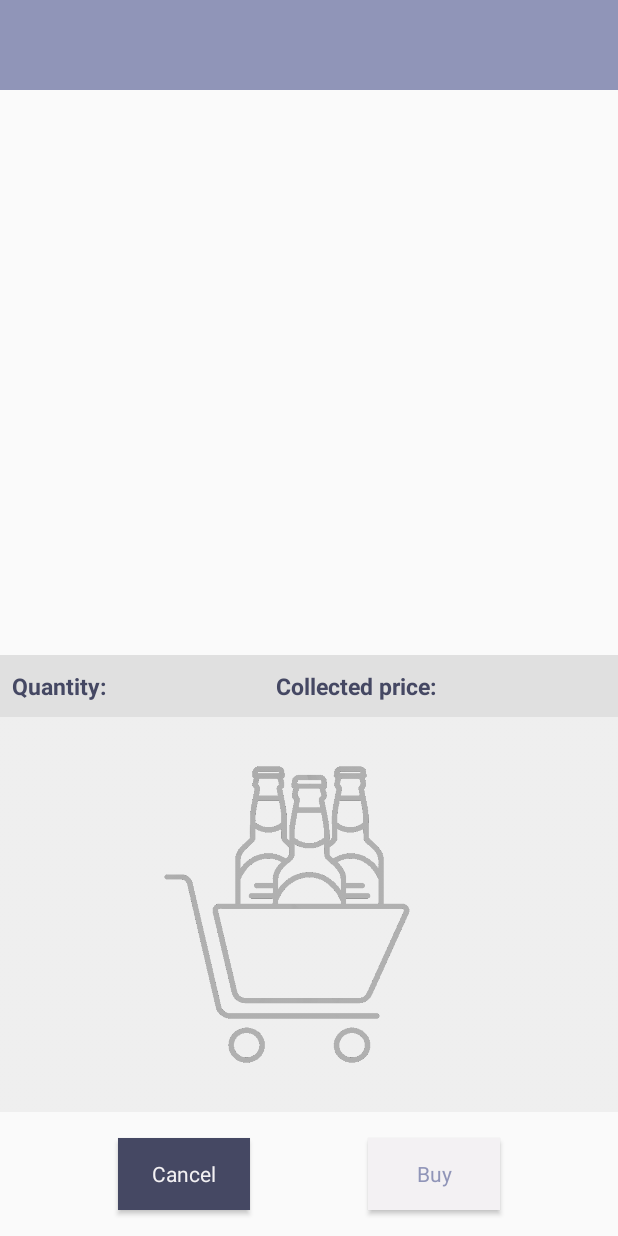
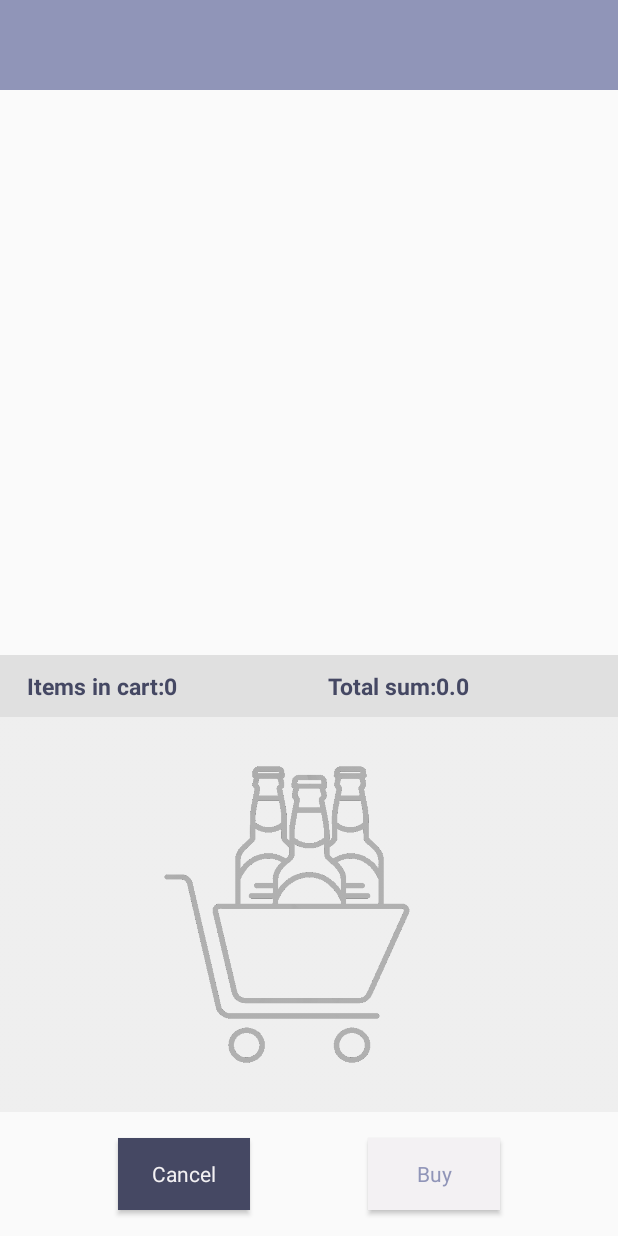
Before and after one commit to MajaSitanala/SMAP_BarApp_Group10, an Android app: the ShoppingActivity screen opened directly, with no data from a screen before it, on a phone screen of 412 x 824 dp. Run offline under Robolectric (Android 15) with nearby library versions, the light colour scheme and no system bars; our stand-ins replace Firebase (no records; nobody signed in at launch, a user with empty details on screens opened directly), Picasso, Room's generated code; libraries missing offline, so code that uses them is left out: com.facebook, com.facebook.stetho, org.checkerframework.checker; pictures from the network do not load; 6 statements that could not run were skipped.

Commit message:
Added ui logic in shopping activity

```diff
--- a/RUS1_Bar/app/src/main/java/com/example/rus1_bar/Activities/ShoppingActivity.java
+++ b/RUS1_Bar/app/src/main/java/com/example/rus1_bar/Activities/ShoppingActivity.java
@@ -70,6 +70,12 @@ public class ShoppingActivity extends AppCompatActivity implements ProductRecycl
 
     NavController navController;
 
+    private TextView textView_itemsInCart;
+    private TextView textView_totalSum;
+
+    private int intemsInCart;
+    private double totalSum;
+
     @Override
     protected void onCreate(Bundle savedInstanceState) {
         super.onCreate(savedInstanceState);
@@ -90,6 +96,9 @@ public class ShoppingActivity extends AppCompatActivity implements ProductRecycl
 
         // UI declarations
         //currentTutor = findViewById(R.id.tutorlabel_id);
+        textView_itemsInCart = findViewById(R.id.txt_items_in_cart);
+        textView_totalSum = findViewById(R.id.txt_total_sum);
+        updateCartUI(0, 0.0);
 
         // Intents from Main Activity
         Intent mainIntent = getIntent();
@@ -120,6 +129,7 @@ public class ShoppingActivity extends AppCompatActivity implements ProductRecycl
         if(shoppingViewModel!=null)
         {
             shoppingViewModel.deleteAllProductsInPurchase();
+
         }
         unbindService(connection);
         super.onStop();
@@ -178,6 +188,7 @@ public class ShoppingActivity extends AppCompatActivity implements ProductRecycl
             @Override
             public void onClick(View v) {
                 shoppingViewModel.deleteAllProductsInPurchase();
+
                 finish();
             }
         });
@@ -235,17 +246,18 @@ public class ShoppingActivity extends AppCompatActivity implements ProductRecycl
                 p.setQuantity(p.getQuantity()+1);
                 p.setPrice(product.getPrice()*p.getQuantity());
                 shoppingViewModel.updateProductInPurchase(p);
+                updateCartUI(intemsInCart+1, totalSum+product.getPrice());
                 return;
             }
         }
         shoppingViewModel.insertProductInPurchase(product);
+        updateCartUI(intemsInCart+1, totalSum+product.getPrice());
     }
 
     @Override
     public void onClickRemoveProduct(Product product)
     {
         //mPurchace.removeProductToPurchace(product);
-
 
         for (Product p : shoppingViewModel.getAllProductsinPurchase().getValue())
         {
@@ -254,8 +266,13 @@ public class ShoppingActivity extends AppCompatActivity implements ProductRecycl
                 p.setQuantity(p.getQuantity()-1);
                 p.setPrice(product.getPrice()*p.getQuantity());
                 shoppingViewModel.updateProductInPurchase(p);
+                updateCartUI(intemsInCart-1, totalSum-product.getPrice());
                 return;
             }
+        }
+        if (intemsInCart>=1)
+        {
+            updateCartUI(intemsInCart-product.getQuantity(), totalSum-product.getPrice());
         }
         shoppingViewModel.deleteProductInPurchase(product);
     }
@@ -275,6 +292,7 @@ public class ShoppingActivity extends AppCompatActivity implements ProductRecycl
     @Override
     public void swipeToDelete(Product product) {
         shoppingViewModel.deleteProductInPurchase(product);
+        updateCartUI(intemsInCart-product.getQuantity(), totalSum-product.getPrice());
     }
 
 
@@ -282,6 +300,7 @@ public class ShoppingActivity extends AppCompatActivity implements ProductRecycl
     public void onclickTrashRemoveProduct(Product product)
     {
         shoppingViewModel.deleteProductInPurchase(product);
+        updateCartUI(intemsInCart-product.getQuantity(), totalSum-product.getPrice());
     }
 
     private BroadcastReceiver RepositoriesDeclared = new BroadcastReceiver() {
@@ -354,4 +373,13 @@ public class ShoppingActivity extends AppCompatActivity implements ProductRecycl
     public String getCategoryString() {
         return this.mCategoryame;
     }
+
+    private void updateCartUI(int items, double sum)
+    {
+        this.intemsInCart = items;
+        this.totalSum = sum;
+
+        textView_itemsInCart.setText(getText(R.string.items_in_cart)+Integer.toString(intemsInCart));
+        textView_totalSum.setText(getText(R.string.total_sum)+Double.toString(totalSum));
+    }
 }
--- a/RUS1_Bar/app/src/main/res/layout/activity_shopping.xml
+++ b/RUS1_Bar/app/src/main/res/layout/activity_shopping.xml
@@ -56,27 +56,28 @@
         android:padding="8dp">
 
         <TextView
-            android:id="@+id/txt_shopping_totalQuantity"
+            android:id="@+id/txt_items_in_cart"
             android:layout_width="wrap_content"
             android:layout_height="match_parent"
-            android:text="Quantity:"
+            android:text="@string/items_in_cart"
             android:textStyle="bold"
             android:textColor="@color/DarkPurple"
             android:textSize="15dp"
             android:gravity="center_vertical"
-            android:layout_weight="1"/>
+            android:layout_weight="1"
+            android:layout_marginLeft="10dp"/>
 
         <TextView
-            android:id="@+id/txt_shopping_totalPrice"
+            android:id="@+id/txt_total_sum"
             android:layout_width="wrap_content"
             android:layout_height="match_parent"
-            android:text="Collected price:"
+            android:text="@string/total_sum"
             android:textStyle="bold"
             android:textColor="@color/DarkPurple"
             android:textSize="15dp"
             android:gravity="center_vertical"
-
-            android:layout_weight="1"/>
+            android:layout_weight="1"
+            android:layout_marginLeft="10dp"/>
 
 
 
--- a/RUS1_Bar/app/src/main/res/values/strings.xml
+++ b/RUS1_Bar/app/src/main/res/values/strings.xml
@@ -58,14 +58,18 @@
     <string name="categoryname">CategoryName</string>
     <string name="productname">ProductName</string>
     <string name="itemprice">ItemPrice</string>
-    <string name="ItemQuantity">ItemQuantity</string>
     <string name="itemname">ItemName</string>
-    <string name="quantity">Qty:</string>
     <string name="shopping_cart_product">Product:</string>
     <string name="price_dkk">Price:</string>
     <string name="button_shopping_cancel">Cancel</string>
     <string name="button_shopping_buy">Buy</string>
     <string name="appbar_action_settings">Settings</string>
+    <string name="quantity">Qty:</string>
+    <string name="ItemQuantity">ItemQuantity</string>
+
+    <!-- Shopping Activity-->
+    <string name="items_in_cart">Items in cart: </string>
+    <string name="total_sum">Total sum: </string>
 
     <!-- Add Tutor -->
     <string name="addTutorTitle">Add Tutor</string>
```
Also changed, not shown: 1 other file.
